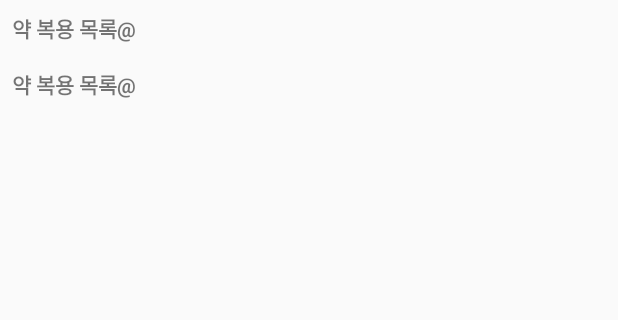
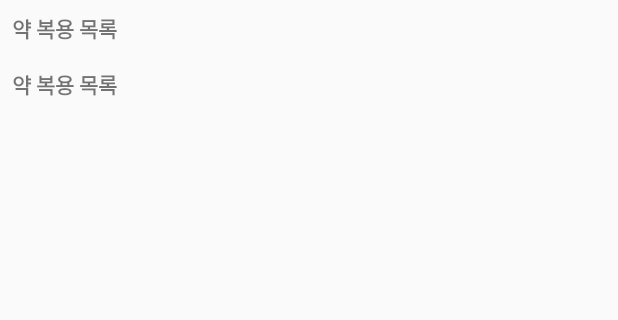
Before and after one commit to kim3278/Test, an Android app: the screen it shows after launch (MainActivity), on a phone screen of 412 x 824 dp, the part 84-404 px from its top. Run offline under Robolectric (Android 15) with nearby library versions, the phone set to English and light mode, and no system bars; 3 statements that could not run were skipped.

Commit message:
test for commit

```diff
--- a/app/src/main/res/layout/tab_fragment1.xml
+++ b/app/src/main/res/layout/tab_fragment1.xml
@@ -8,7 +8,7 @@
         android:id="@+id/firstTitle"
         android:layout_width="wrap_content"
         android:layout_height="wrap_content"
-        android:text="약 복용 목록@"
+        android:text="약 복용 목록"
         android:textStyle="bold"
         android:layout_margin="8dp"/>
 
```
